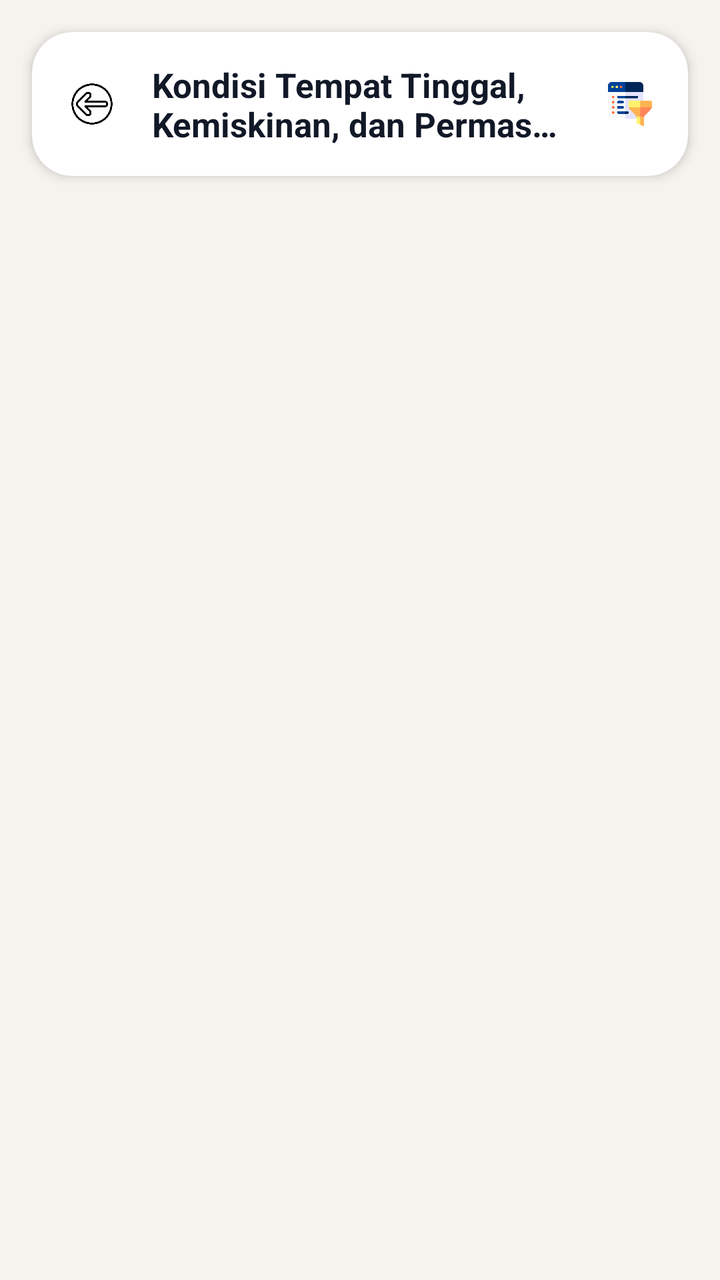
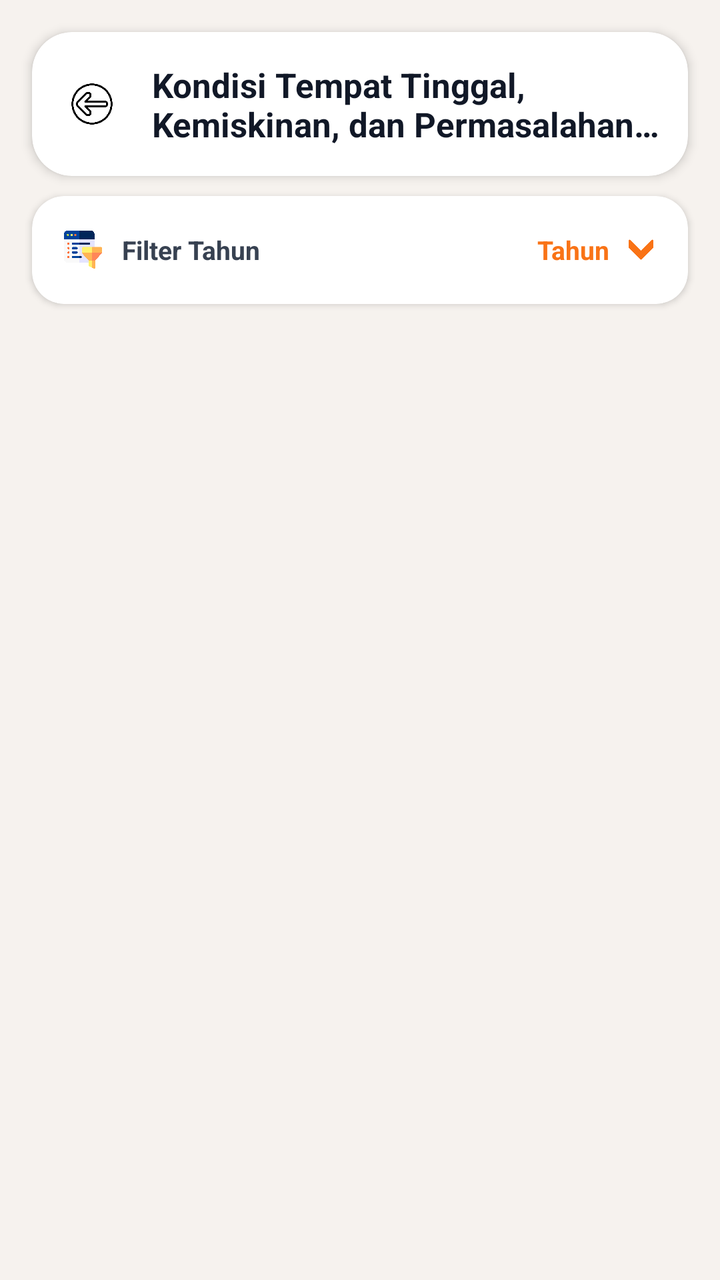

Before-and-after screenshots of an Android layout around one commit, followed by the original layout XML and the change that was made.
<!-- AndroidManifest.xml: application theme Theme.Bpskota -->
<!-- res/layout/activity_tempattinggal.xml -->
<?xml version="1.0" encoding="utf-8"?>
<androidx.constraintlayout.widget.ConstraintLayout
    xmlns:android="http://schemas.android.com/apk/res/android"
    xmlns:app="http://schemas.android.com/apk/res-auto"
    xmlns:tools="http://schemas.android.com/tools"

    android:layout_width="match_parent"
    android:layout_height="match_parent"
    android:background="#F6F2EE"

    tools:context=".TempattinggalActivity">


    
    
    

    <androidx.cardview.widget.CardView
        android:id="@+id/headerTempatTinggal"

        android:layout_width="0dp"
        android:layout_height="72dp"

        android:layout_marginStart="16dp"
        android:layout_marginTop="16dp"
        android:layout_marginEnd="16dp"

        app:cardBackgroundColor="#FFFFFF"
        app:cardCornerRadius="20dp"
        app:cardElevation="3dp"

        app:layout_constraintTop_toTopOf="parent"
        app:layout_constraintStart_toStartOf="parent"
        app:layout_constraintEnd_toEndOf="parent">


        <androidx.constraintlayout.widget.ConstraintLayout
            android:layout_width="match_parent"
            android:layout_height="match_parent">


            

            <ImageView
                android:id="@+id/btnBack"

                android:layout_width="44dp"
                android:layout_height="44dp"

                android:layout_marginStart="8dp"

                android:background="?attr/selectableItemBackgroundBorderless"

                android:clickable="true"
                android:focusable="true"

                android:padding="10dp"

                android:src="@drawable/ic_arrow_back"

                android:contentDescription="Kembali"

                app:layout_constraintStart_toStartOf="parent"
                app:layout_constraintTop_toTopOf="parent"
                app:layout_constraintBottom_toBottomOf="parent" />


            

            <TextView
                android:id="@+id/tvHeaderTitle"

                android:layout_width="0dp"
                android:layout_height="wrap_content"

                android:layout_marginStart="8dp"
                android:layout_marginEnd="8dp"

                android:text="Kondisi Tempat Tinggal, Kemiskinan, dan Permasalahan Sosial"

                android:textColor="#111827"
                android:textSize="17sp"
                android:textStyle="bold"

                android:maxLines="2"
                android:ellipsize="end"

                app:layout_constraintStart_toEndOf="@id/btnBack"
                app:layout_constraintEnd_toStartOf="@id/btnFilter"
                app:layout_constraintTop_toTopOf="parent"
                app:layout_constraintBottom_toBottomOf="parent" />


            

            <ImageView
                android:id="@+id/btnFilter"

                android:layout_width="42dp"
                android:layout_height="42dp"

                android:layout_marginEnd="8dp"

                android:clickable="true"
                android:focusable="true"

                android:padding="10dp"

                android:src="@drawable/ic_filter"

                android:contentDescription="Filter"

                app:layout_constraintEnd_toEndOf="parent"
                app:layout_constraintTop_toTopOf="parent"
                app:layout_constraintBottom_toBottomOf="parent" />

        </androidx.constraintlayout.widget.ConstraintLayout>

    </androidx.cardview.widget.CardView>


    
    
    

    <ScrollView
        android:id="@+id/contentScroll"

        android:layout_width="0dp"
        android:layout_height="0dp"

        android:fillViewport="true"
        android:scrollbars="none"
        android:overScrollMode="never"

        android:layout_marginTop="12dp"

        app:layout_constraintTop_toBottomOf="@id/headerTempatTinggal"
        app:layout_constraintBottom_toBottomOf="parent"
        app:layout_constraintStart_toStartOf="parent"
        app:layout_constraintEnd_toEndOf="parent">


        <LinearLayout
            android:id="@+id/cardContainer"

            android:layout_width="match_parent"
            android:layout_height="wrap_content"

            android:orientation="vertical"

            android:paddingStart="24dp"
            android:paddingTop="12dp"
            android:paddingEnd="24dp"
            android:paddingBottom="32dp" />

    </ScrollView>


    
    
    

    <com.airbnb.lottie.LottieAnimationView
        android:id="@+id/progressLoading"

        android:layout_width="120dp"
        android:layout_height="120dp"

        android:visibility="gone"

        app:lottie_autoPlay="false"
        app:lottie_loop="true"

        app:layout_constraintTop_toBottomOf="@id/headerTempatTinggal"
        app:layout_constraintBottom_toBottomOf="parent"
        app:layout_constraintStart_toStartOf="parent"
        app:layout_constraintEnd_toEndOf="parent" />


</androidx.constraintlayout.widget.ConstraintLayout>
<!-- resources referenced by this layout -->
<resources>
  <!-- drawable ic_arrow_back: png bitmap (drawable, 15698 bytes) -->
  <!-- drawable ic_filter: png bitmap (drawable, 14395 bytes) -->
  <style name="Theme.Bpskota" parent="Theme.MaterialComponents.DayNight.NoActionBar">
          
          <item name="colorPrimary">@color/purple_500</item>
          <item name="colorPrimaryVariant">@color/purple_700</item>
          <item name="colorOnPrimary">@color/white</item>
          
          <item name="colorSecondary">@color/teal_200</item>
          <item name="colorSecondaryVariant">@color/teal_700</item>
          <item name="colorOnSecondary">@color/black</item>
          
          <item name="android:statusBarColor">@color/white</item>
          
      </style>
  <color name="purple_500">#FF6200EE</color>
  <color name="purple_700">#FF3700B3</color>
  <color name="white">#FFFFFFFF</color>
  <color name="teal_200">#FF03DAC5</color>
  <color name="teal_700">#FF018786</color>
  <color name="black">#FF000000</color>
</resources>

<!-- the commit's change to res/layout/activity_tempattinggal.xml (unified diff, before → after) -->
@@ -10,9 +10,6 @@
 
     tools:context=".TempattinggalActivity">
 
-
-    
-    
     
 
     <androidx.cardview.widget.CardView
@@ -33,12 +30,10 @@
         app:layout_constraintStart_toStartOf="parent"
         app:layout_constraintEnd_toEndOf="parent">
 
-
         <androidx.constraintlayout.widget.ConstraintLayout
             android:layout_width="match_parent"
             android:layout_height="match_parent">
 
-
             
 
             <ImageView
@@ -57,14 +52,12 @@
                 android:padding="10dp"
 
                 android:src="@drawable/ic_arrow_back"
-
                 android:contentDescription="Kembali"
 
                 app:layout_constraintStart_toStartOf="parent"
                 app:layout_constraintTop_toTopOf="parent"
                 app:layout_constraintBottom_toBottomOf="parent" />
 
-
             
 
             <TextView
@@ -74,7 +67,7 @@
                 android:layout_height="wrap_content"
 
                 android:layout_marginStart="8dp"
-                android:layout_marginEnd="8dp"
+                android:layout_marginEnd="12dp"
 
                 android:text="Kondisi Tempat Tinggal, Kemiskinan, dan Permasalahan Sosial"
 
@@ -86,30 +79,6 @@
                 android:ellipsize="end"
 
                 app:layout_constraintStart_toEndOf="@id/btnBack"
-                app:layout_constraintEnd_toStartOf="@id/btnFilter"
-                app:layout_constraintTop_toTopOf="parent"
-                app:layout_constraintBottom_toBottomOf="parent" />
-
-
-            
-
-            <ImageView
-                android:id="@+id/btnFilter"
-
-                android:layout_width="42dp"
-                android:layout_height="42dp"
-
-                android:layout_marginEnd="8dp"
-
-                android:clickable="true"
-                android:focusable="true"
-
-                android:padding="10dp"
-
-                android:src="@drawable/ic_filter"
-
-                android:contentDescription="Filter"
-
                 app:layout_constraintEnd_toEndOf="parent"
                 app:layout_constraintTop_toTopOf="parent"
                 app:layout_constraintBottom_toBottomOf="parent" />
@@ -118,9 +87,87 @@
 
     </androidx.cardview.widget.CardView>
 
-
-    
-    
+    
+
+    <androidx.cardview.widget.CardView
+        android:id="@+id/cardFilterTahun"
+
+        android:layout_width="0dp"
+        android:layout_height="54dp"
+
+        android:layout_marginStart="16dp"
+        android:layout_marginTop="10dp"
+        android:layout_marginEnd="16dp"
+
+        app:cardBackgroundColor="#FFFFFF"
+        app:cardCornerRadius="16dp"
+        app:cardElevation="2dp"
+
+        app:layout_constraintTop_toBottomOf="@id/headerTempatTinggal"
+        app:layout_constraintStart_toStartOf="parent"
+        app:layout_constraintEnd_toEndOf="parent">
+
+        <LinearLayout
+            android:id="@+id/btnFilter"
+
+            android:layout_width="match_parent"
+            android:layout_height="match_parent"
+
+            android:orientation="horizontal"
+            android:gravity="center_vertical"
+
+            android:paddingStart="16dp"
+            android:paddingEnd="16dp"
+
+            android:background="?attr/selectableItemBackground"
+            android:clickable="true"
+            android:focusable="true">
+
+            <ImageView
+                android:layout_width="19dp"
+                android:layout_height="19dp"
+
+                android:src="@drawable/ic_filter"
+                android:contentDescription="Filter tahun" />
+
+            <TextView
+                android:layout_width="0dp"
+                android:layout_height="wrap_content"
+
+                android:layout_weight="1"
+                android:layout_marginStart="10dp"
+
+                android:text="Filter Tahun"
+                android:textColor="#374151"
+                android:textSize="13sp"
+                android:textStyle="bold" />
+
+            <TextView
+                android:id="@+id/tvFilterTahun"
+
+                android:layout_width="wrap_content"
+                android:layout_height="wrap_content"
+
+                android:text="Tahun"
+                android:textColor="#F97316"
+                android:textSize="13sp"
+                android:textStyle="bold"
+                android:maxLines="1" />
+
+            <ImageView
+                android:layout_width="15dp"
+                android:layout_height="15dp"
+
+                android:layout_marginStart="8dp"
+
+                android:src="@drawable/ic_bottom"
+                android:contentDescription="Pilih tahun"
+                app:tint="#F97316" />
+
+        </LinearLayout>
+
+    </androidx.cardview.widget.CardView>
+
     
 
     <ScrollView
@@ -133,13 +180,12 @@
         android:scrollbars="none"
         android:overScrollMode="never"
 
-        android:layout_marginTop="12dp"
-
-        app:layout_constraintTop_toBottomOf="@id/headerTempatTinggal"
+        android:layout_marginTop="8dp"
+
+        app:layout_constraintTop_toBottomOf="@id/cardFilterTahun"
         app:layout_constraintBottom_toBottomOf="parent"
         app:layout_constraintStart_toStartOf="parent"
         app:layout_constraintEnd_toEndOf="parent">
-
 
         <LinearLayout
             android:id="@+id/cardContainer"
@@ -156,9 +202,6 @@
 
     </ScrollView>
 
-
-    
-    
     
 
     <com.airbnb.lottie.LottieAnimationView
@@ -177,5 +220,4 @@
         app:layout_constraintStart_toStartOf="parent"
         app:layout_constraintEnd_toEndOf="parent" />
 
-
 </androidx.constraintlayout.widget.ConstraintLayout>
<!-- resource entries referenced after the edit -->
@@ -1,6 +1,7 @@
 <!-- resources referenced by this layout -->
 <resources>
   <!-- drawable ic_arrow_back: png bitmap (drawable, 15698 bytes) -->
+  <!-- drawable ic_bottom: png bitmap (drawable, 4896 bytes) -->
   <!-- drawable ic_filter: png bitmap (drawable, 14395 bytes) -->
   <style name="Theme.Bpskota" parent="Theme.MaterialComponents.DayNight.NoActionBar">
           
